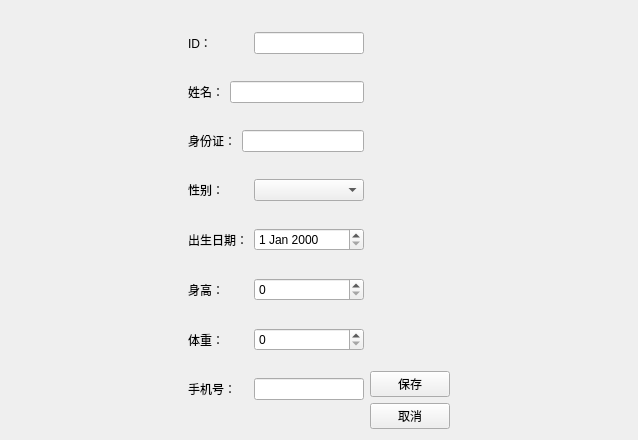
Zyc-paper-tigers/QTexamination_3, file patienteditview.ui: the form before one commit.
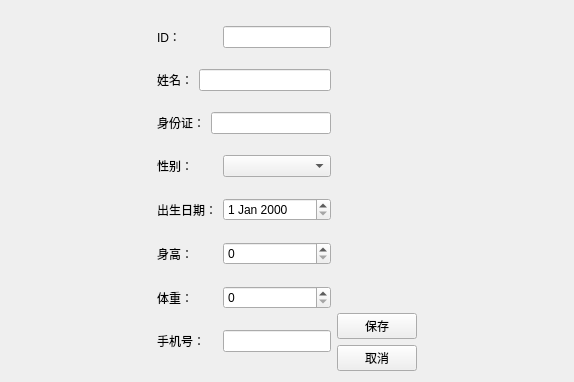
The form after the commit.

Diff of the .ui file:
```diff
--- a/patienteditview.ui
+++ b/patienteditview.ui
@@ -6,8 +6,8 @@
    <rect>
     <x>0</x>
     <y>0</y>
-    <width>638</width>
-    <height>440</height>
+    <width>574</width>
+    <height>382</height>
    </rect>
   </property>
   <property name="windowTitle">
```
Left out of the diff: 2 changed lines with no effect on the pictures.
